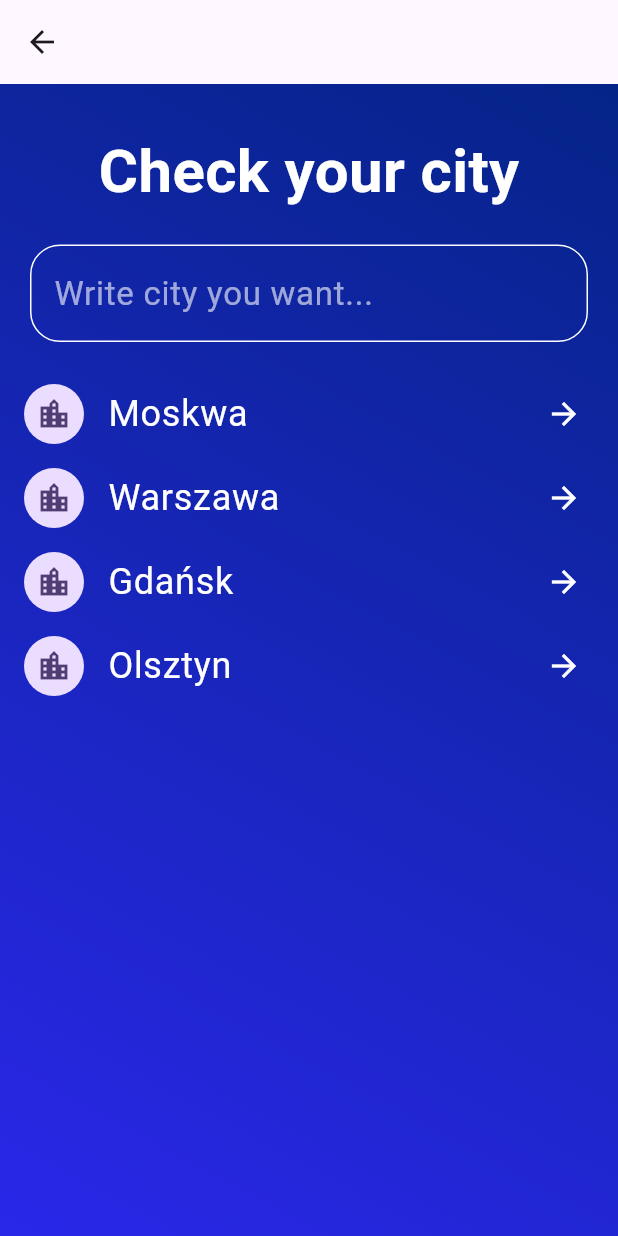
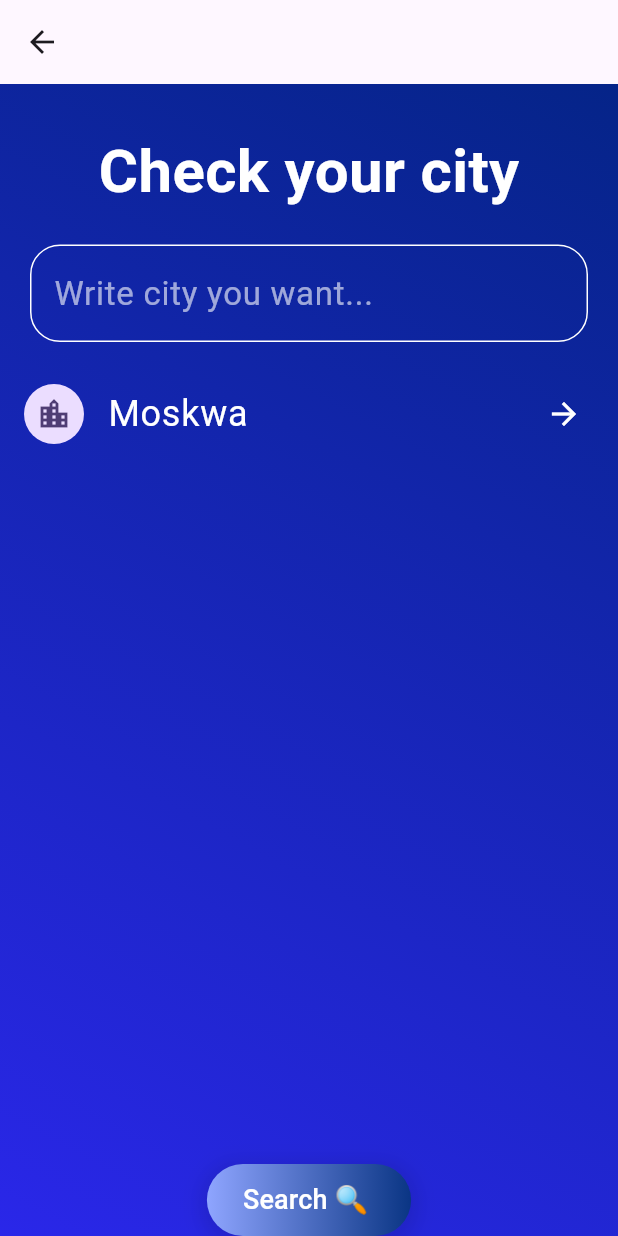
Before and after one commit to maciejsulikowski/weather_app, a Flutter app: the SearchCity screen opened directly, on a phone screen of 412 x 824 dp. Run offline on Flutter 3.47's test engine with Material 2 defaults, Android fonts, the phone set to English and light mode, and no system bars; our stand-ins replace dio, google_fonts, lottie.

Commit message:
Add new methods

```diff
--- a/lib/domain/models/search_model.dart
+++ b/lib/domain/models/search_model.dart
@@ -6,4 +6,12 @@ class SearchModel {
     required this.id,
     required this.name,
   });
+
+  SearchModel.fromJson(Map json)
+      : id = json['weather']['id'],
+        name = json['name'];
+
+  Map toJson() {
+    return {'id': id, 'name': name};
+  }
 }
--- a/lib/features/search_page/search_page_widget.dart
+++ b/lib/features/search_page/search_page_widget.dart
@@ -1,22 +1,38 @@
 import 'package:dio/dio.dart';
 import 'package:flutter/material.dart';
 import 'package:google_fonts/google_fonts.dart';
+import 'package:weather_app/domain/models/search_model.dart';
 import 'package:weather_app/features/weather_page/weather_widget.dart';
 
-class SearchCity extends StatelessWidget {
+class SearchCity extends StatefulWidget {
   const SearchCity({
     super.key,
   });
 
   @override
+  State<SearchCity> createState() => _SearchCityState();
+}
+
+class _SearchCityState extends State<SearchCity> {
+  @override
   Widget build(BuildContext context) {
-    final List list = <String>['Moskwa', 'Warszawa', 'Gdańsk', 'Olsztyn'];
-    final String isHavingThreeChars;
+    final List<SearchModel> listS;
+    final List list = [
+      'Moskwa',
+    ];
 
-    Future<void> apiCall(String city) async {
-      final response = await Dio().get<dynamic>(
+    Future<SearchModel?> apiCall(String city) async {
+      final response = await Dio().get<Map<String, dynamic>>(
           'https://api.openweathermap.org/data/2.5/weather?q=$city&appid=310f71ed85a8893ac02f723c86324a4c');
-      return response.data;
+      final responseData = response.data;
+      if (responseData == null) {
+        return null;
+      }
+
+      final id = responseData['main']['temp'] as int;
+      final name = responseData['name'] as String;
+
+      return SearchModel(id: id, name: name);
     }
 
     return Scaffold(
@@ -50,11 +66,7 @@ class SearchCity extends StatelessWidget {
                   Container(
                     margin: const EdgeInsets.symmetric(horizontal: 20),
                     child: TextField(
-                        onChanged: (value) {
-                          if (value.length < 3) {
-
-                          }
-                        },
+                        onChanged: (value) {},
                         style: const TextStyle(
                             color: Colors.white70, fontSize: 22),
                         decoration: InputDecoration(
@@ -100,44 +112,43 @@ class SearchCity extends StatelessWidget {
                             ),
                           );
                         }),
-                  )
-                  // Container(
-                  //   margin: const EdgeInsets.symmetric(horizontal: 20),
-                  //   decoration: BoxDecoration(
-                  //       gradient: const LinearGradient(
-                  //         colors: [
-                  //           Color.fromRGBO(143, 165, 255, 1),
-                  //           Color.fromRGBO(10, 53, 132, 1),
-                  //         ],
-                  //         begin: Alignment.centerLeft,
-                  //         end: Alignment.centerRight,
-                  //       ),
-                  //       borderRadius: const BorderRadius.all(
-                  //         Radius.circular(25.0),
-                  //       ),
-                  //       boxShadow: [
-                  //         BoxShadow(
-                  //           color: Colors.black.withOpacity(0.1),
-                  //           spreadRadius: 4,
-                  //           blurRadius: 10,
-                  //           offset: const Offset(0, 3),
-                  //         )
-                  //       ]),
-
-                  // child: ElevatedButton(
-                  //   onPressed: () {
-                  //     Navigator.of(context).push(MaterialPageRoute(
-                  //         builder: ((context) => const WeatherWidget())));
-                  //   },
-                  //   style: ElevatedButton.styleFrom(
-                  //       backgroundColor: Colors.transparent,
-                  //       shadowColor: Colors.transparent),
-                  //   child: Text('Search 🔍 ',
-                  //       style: GoogleFonts.aBeeZee(
-                  //         fontSize: 18,
-                  //         color: Colors.white,
-                  //       )),
-                  // ),
+                  ),
+                  Container(
+                    margin: const EdgeInsets.symmetric(horizontal: 20),
+                    decoration: BoxDecoration(
+                        gradient: const LinearGradient(
+                          colors: [
+                            Color.fromRGBO(143, 165, 255, 1),
+                            Color.fromRGBO(10, 53, 132, 1),
+                          ],
+                          begin: Alignment.centerLeft,
+                          end: Alignment.centerRight,
+                        ),
+                        borderRadius: const BorderRadius.all(
+                          Radius.circular(25.0),
+                        ),
+                        boxShadow: [
+                          BoxShadow(
+                            color: Colors.black.withOpacity(0.1),
+                            spreadRadius: 4,
+                            blurRadius: 10,
+                            offset: const Offset(0, 3),
+                          ),
+                        ]),
+                    child: ElevatedButton(
+                      onPressed: () {
+                        // apiCall(city)
+                      },
+                      style: ElevatedButton.styleFrom(
+                          backgroundColor: Colors.transparent,
+                          shadowColor: Colors.transparent),
+                      child: Text('Search 🔍 ',
+                          style: GoogleFonts.aBeeZee(
+                            fontSize: 18,
+                            color: Colors.white,
+                          )),
+                    ),
+                  ),
                 ],
               ),
             ),
```
